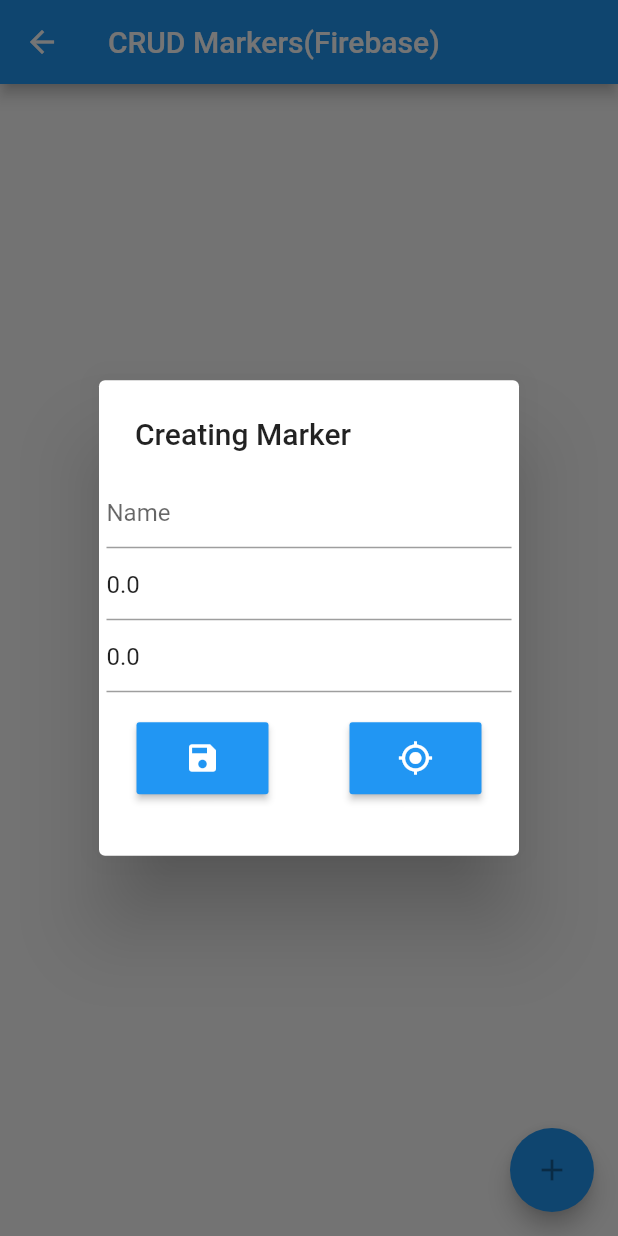
After one commit to esbgo97/learning_flutter, a Flutter app: the CrudPage screen opened directly, after a tap on the "add" icon, on a phone screen of 412 x 824 dp. The commit adds this screen. Run offline on Flutter 3.47's test engine with Material 2 defaults, Android fonts, the phone set to English and light mode, and no system bars; our stand-ins replace cloud_firestore, flutter_map, latlong; missing offline and left inert: geocoder, geolocation; accounts and stored records are empty; network calls fail.

Commit message:
Se agrega configuracion y consumo de firestore para crear marcas de localizacion

```diff
--- a/lib/components/layout.dart
+++ b/lib/components/layout.dart
@@ -1,6 +1,7 @@
 import 'package:flutter/material.dart';
 
 import '../about.dart';
+import '../data_page.dart';
 import '../maps_page.dart';
 
 Widget buildDrawer(BuildContext context) => Drawer(
@@ -28,8 +29,7 @@ Widget buildDrawer(BuildContext context) => Drawer(
                       builder: (BuildContext context) => AboutPage()));
             },
           ),
-
-            ListTile(
+          ListTile(
             title: Text("Maps"),
             onTap: () {
               Navigator.push(
@@ -37,9 +37,35 @@ Widget buildDrawer(BuildContext context) => Drawer(
                   MaterialPageRoute(
                       builder: (BuildContext context) => MapsPage()));
             },
+          ),
+          ListTile(
+            title: Text("CRUD Markers (Firebase)"),
+            onTap: () {
+              Navigator.push(
+                  context,
+                  MaterialPageRoute(
+                      builder: (BuildContext context) => CrudPage()));
+            },
           )
-
-
         ],
       ),
     );
+
+Widget buildInputText(String name, TextInputType type, Function onChange,dynamic value) {
+  return TextFormField(
+    initialValue: value.toString(),
+    decoration: InputDecoration(
+      hintText: name,
+    ),
+    keyboardType: type,
+    onChanged: (val){
+      onChange(val);
+    },
+    validator: (val) {
+      if (val.isEmpty) {
+        return "Please enater a $name";
+      }
+      return null;
+    },
+  );
+}
--- /dev/null
+++ b/lib/data_page.dart
@@ -0,0 +1,166 @@
+import 'package:cloud_firestore/cloud_firestore.dart';
+import 'package:flutter/material.dart';
+import 'package:geolocation/geolocation.dart';
+import 'package:pruebas_flutter/components/layout.dart';
+
+class CrudPage extends StatefulWidget {
+  @override
+  State<StatefulWidget> createState() => _CrudPage();
+}
+
+class _CrudPage extends State<CrudPage> {
+  List<DocumentSnapshot> datos;
+  final formKey = GlobalKey<FormState>();
+  String markerName = "";
+  double latitude = 0, longitude = 0;
+
+  getMarkers() {
+    Firestore.instance.collection("markers").snapshots().listen((data) {
+      var resp = data.documents;
+      setState(() {
+        datos = resp;
+      });
+    });
+  }
+
+  @override
+  void initState() {
+    getMarkers();
+    super.initState();
+  }
+
+  Future addMarker() async {
+    await showDialog(
+        context: context,
+        barrierDismissible: true,
+        builder: (context) {
+          return SimpleDialog(
+              title: Text(
+                "Creating Marker",
+              ),
+              children: <Widget>[
+                Form(
+                    key: formKey,
+                    child: Column(
+                      crossAxisAlignment: CrossAxisAlignment.center,
+                      children: <Widget>[
+                        Padding(
+                          padding: EdgeInsets.all(5.0),
+                          child: Column(
+                            children: <Widget>[
+                              buildInputText("Name", TextInputType.text, (val) {
+                                setState(() {
+                                  markerName = val;
+                                });
+                              }, markerName),
+                              buildInputText("Latitude", TextInputType.number,
+                                  (val) {
+                                setState(() {
+                                  latitude = val;
+                                });
+                              }, latitude),
+                              buildInputText("Longitude", TextInputType.text,
+                                  (val) {
+                                setState(() {
+                                  longitude = val;
+                                });
+                              }, longitude),
+                              Padding(
+                                padding: EdgeInsets.all(20),
+                                child: Row(
+                                  mainAxisAlignment:
+                                      MainAxisAlignment.spaceBetween,
+                                  children: <Widget>[
+                                    RaisedButton(
+                                        color: Colors.blue,
+                                        child: IconButton(
+                                            icon: Icon(
+                                              Icons.save,
+                                              color: Colors.white,
+                                            ),
+                                            onPressed: null),
+                                        onPressed: () {
+                                          saveMarker().then((resp) {
+                                            Navigator.of(context).pop();
+                                          });
+                                        }),
+                                    RaisedButton(
+                                        color: Colors.blue,
+                                        child: IconButton(
+                                            icon: Icon(
+                                              Icons.my_location,
+                                              color: Colors.white,
+                                            ),
+                                            onPressed: null),
+                                        onPressed: () async {
+                                          await Geolocation
+                                                  .requestLocationPermission()
+                                              .then((resp) {
+                                            if (resp.isSuccessful) {
+                                              Geolocation.currentLocation(
+                                                      accuracy:
+                                                          LocationAccuracy.best)
+                                                  .listen((onData) {
+                                                setState(() {
+                                                  latitude =
+                                                      onData.location.latitude;
+                                                  longitude =
+                                                      onData.location.longitude;
+                                                });
+                                                print(latitude.toString() +
+                                                    ":" +
+                                                    longitude.toString());
+                                              });
+                                            }
+                                          });
+                                        })
+                                  ],
+                                ),
+                              )
+                            ],
+                          ),
+                        ),
+                      ],
+                    ))
+              ]);
+        });
+  }
+
+  Future saveMarker() async {
+    Map<String, dynamic> data = Map<String, dynamic>();
+    data["name"] = markerName;
+    data["coords"] = GeoPoint(latitude, longitude);
+    print("datos: " + data.toString());
+    Firestore.instance.collection("markers").add(data).then((da) {
+      print("resp=>" + da.documentID);
+    }).catchError((err) {
+      print(err.toString());
+    });
+  }
+
+  @override
+  Widget build(BuildContext context) {
+    return Scaffold(
+      appBar: AppBar(
+        title: Text('CRUD Markers(Firebase)'),
+      ),
+      floatingActionButton: FloatingActionButton(
+          child: IconButton(
+              icon: Icon(Icons.add), color: Colors.white, onPressed: null),
+          onPressed: addMarker),
+      body: ListView.builder(
+          itemCount: datos == null ? 0 : datos.length,
+          itemBuilder: (BuildContext context, i) {
+            final mark = datos[i].data;
+            GeoPoint point = mark["coords"];
+            return ListTile(
+              title: Text(mark["name"]),
+              subtitle: Text(point.latitude.toString() +": "+ point.longitude.toString()),
+              onTap: (){
+                print(mark.toString());
+              },
+            );
+          }),
+    );
+  }
+}
--- /dev/null
+++ b/lib/utils/location_utils.dart
@@ -0,0 +1,4 @@
+import 'package:latlong/latlong.dart';
+
+LatLng moveTo(LatLng postion, double lat, double lon) =>
+    LatLng(postion.latitude + lat, postion.longitude + lon);
--- a/pubspec.yaml
+++ b/pubspec.yaml
@@ -23,6 +23,8 @@ dependencies:
   flutter_map: ^0.8.2
   latlong: ^0.6.1
   geolocation: ^1.1.2
+  cloud_firestore: ^0.13.4+2
+  geocoder: ^0.2.1
 
   # The following adds the Cupertino Icons font to your application.
   # Use with the CupertinoIcons class for iOS style icons.
```
Also changed, not shown: lib/maps_page.dart (+130 -31 lines), pubspec.lock, 3 other files.
